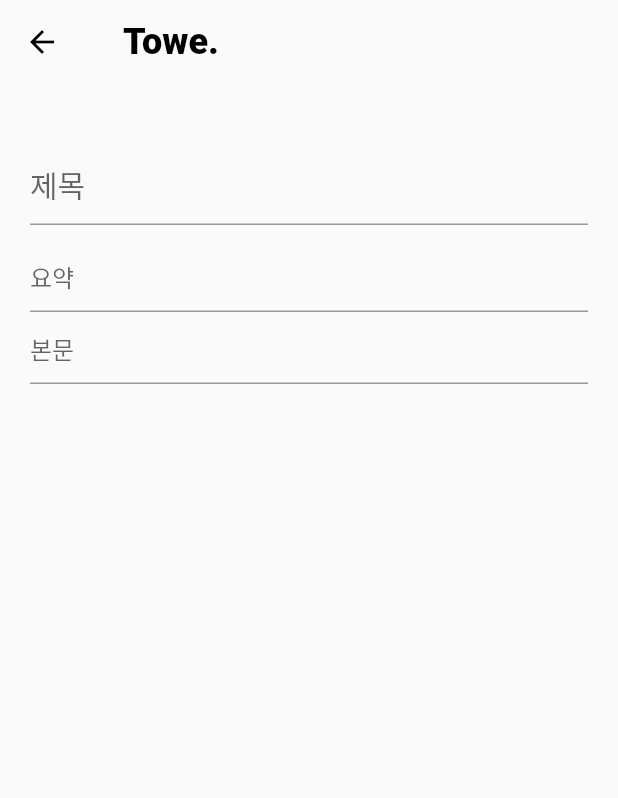
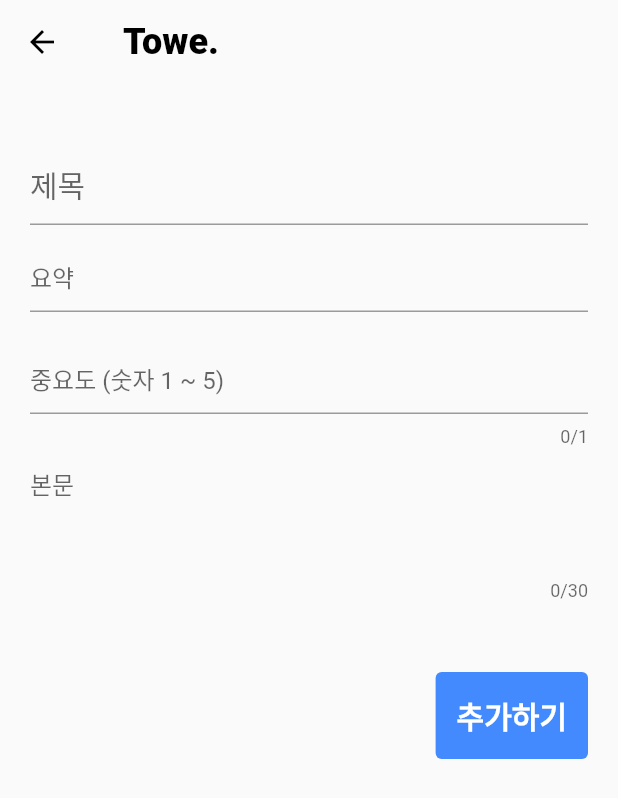
Before and after one commit to tjdrkr2580/towe, a Flutter app: the TodoEditScreen screen opened directly, on a phone screen of 412 x 824 dp. Shown: the top 798 px of the screen. Run offline on Flutter 3.47's test engine with Material 2 defaults, Android fonts, the light colour scheme and no system bars; our stand-ins replace dio, flutter_dotenv, geolocator; missing offline and left inert: flutter_keyboard_size.

Commit message:
feat : get todos, post todos

```diff
--- /dev/null
+++ b/lib/models/todo_data.dart
@@ -0,0 +1,16 @@
+class Todo {
+  int priority;
+  String title;
+  String subTitle;
+  String content;
+  bool checked;
+
+  Todo(this.priority, this.title, this.subTitle, this.content, this.checked);
+
+  Todo.fromMap(Map<String, dynamic> todo)
+      : title = todo['title'],
+        checked = todo['checked'],
+        subTitle = todo['subTitle'],
+        content = todo['content'],
+        priority = todo['priority'];
+}
--- a/lib/provider/towe_provider.dart
+++ b/lib/provider/towe_provider.dart
@@ -1,20 +1,16 @@
 import 'package:flutter/material.dart';
 
 class AuthProvider with ChangeNotifier {
-  String? _token;
   String? _username;
 
-  String? get token => _token;
   String? get username => _username;
 
-  void setAuthData(String token, String username) {
-    _token = token;
+  void setAuthData(String username) {
     _username = username;
     notifyListeners();
   }
 
   void reset() {
-    _token = null;
     _username = null;
   }
 }
--- a/lib/screens/login_screen.dart
+++ b/lib/screens/login_screen.dart
@@ -25,14 +25,11 @@ class _LoginWidgetState extends State<LoginWidget> {
       Response? response =
           await UserService().postLogin(_memberName, _password);
       if (response != null) {
-        final token = response.headers.map['authorization']!.first;
         if (!mounted) return;
         final authProvider = Provider.of<AuthProvider>(context, listen: false);
-        authProvider.setAuthData(token, _memberName!);
+        authProvider.setAuthData(_memberName!);
         Navigator.pushReplacement(
             context, MaterialPageRoute(builder: (_) => const HomeScreen()));
-        ScaffoldMessenger.of(context).showSnackBar(
-            const SnackBar(content: Text("회원가입에 성공했습니다, 로그인 해주세요.")));
         return response;
       }
       if (response == null) {
--- a/lib/screens/register_screen.dart
+++ b/lib/screens/register_screen.dart
@@ -56,6 +56,8 @@ class _LoginWidgetState extends State<RegisterScreen> {
       if (response != null) {
         if (!mounted) return;
         Navigator.pop(context);
+        ScaffoldMessenger.of(context).showSnackBar(
+            const SnackBar(content: Text("회원가입에 성공했습니다, 로그인해주세요.")));
       } else {
         if (!mounted) return;
         ScaffoldMessenger.of(context).showSnackBar(
--- a/lib/screens/todo_edit.dart
+++ b/lib/screens/todo_edit.dart
@@ -1,4 +1,7 @@
+import 'package:dio/dio.dart';
 import 'package:flutter/material.dart';
+import 'package:flutter/services.dart';
+import 'package:towe/service/todo_service.dart';
 import 'package:towe/widgets/towe_appbar.dart';
 
 class TodoEditScreen extends StatefulWidget {
@@ -8,10 +11,25 @@ class TodoEditScreen extends StatefulWidget {
 }
 
 class _MyWidgetState extends State<TodoEditScreen> {
-  String? title;
-  String? desc;
-  String? content;
+  String? _title = "";
+  String? _subtitle = "";
+  String? _content = "";
+  String? _priority;
   final _formKey = GlobalKey<FormState>();
+
+  Future<void> onPostTodo() async {
+    if (_formKey.currentState?.validate() ?? false) {
+      _formKey.currentState!.save();
+      Response? response =
+          await TodoService().postTodo(_priority, _title, _subtitle, _content);
+      if (response == null) {
+        print("요청 실패");
+      } else {
+        if (!mounted) return;
+        Navigator.pop(context);
+      }
+    }
+  }
 
   @override
   Widget build(BuildContext context) {
@@ -24,6 +42,7 @@ class _MyWidgetState extends State<TodoEditScreen> {
             Form(
                 key: _formKey,
                 child: Column(
+                  crossAxisAlignment: CrossAxisAlignment.end,
                   children: [
                     const SizedBox(height: 40),
                     TextFormField(
@@ -31,6 +50,17 @@ class _MyWidgetState extends State<TodoEditScreen> {
                       decoration: const InputDecoration(
                         hintText: "제목",
                       ),
+                      validator: (value) {
+                        if (value == null || value.isEmpty) {
+                          return "제목을 입력해주세요";
+                        } else if (value.length < 3) {
+                          return "제목을 3자 이상 이어야합니다.";
+                        }
+                        return null;
+                      },
+                      onSaved: (String? value) {
+                        _title = value;
+                      },
                     ),
                     const SizedBox(height: 10),
                     TextFormField(
@@ -38,12 +68,76 @@ class _MyWidgetState extends State<TodoEditScreen> {
                       decoration: const InputDecoration(
                         hintText: "요약",
                       ),
+                      onSaved: (String? value) {
+                        _subtitle = value;
+                      },
+                      validator: (value) {
+                        if (value == null || value.isEmpty) {
+                          return "요약을 입력해주세요";
+                        } else if (value.length < 3) {
+                          return "요약은 3자 이상이어야 합니다.";
+                        }
+                        return null;
+                      },
                     ),
+                    const SizedBox(height: 20),
                     TextFormField(
-                      style: const TextStyle(fontSize: 16),
-                      decoration:
-                          const InputDecoration(hintText: "본문", border: null),
+                      maxLength: 1,
+                      decoration: const InputDecoration(
+                        hintText: "중요도 (숫자 1 ~ 5)",
+                      ),
+                      onSaved: (String? value) {
+                        _priority = value;
+                      },
+                      keyboardType: TextInputType.number,
+                      inputFormatters: [FilteringTextInputFormatter.digitsOnly],
+                      validator: (String? value) {
+                        if (value == null || value == "") {
+                          return "1 ~ 5까지의 값을 입력해주세요";
+                        } else {
+                          int? parsedValue = int.tryParse(value);
+                          if (parsedValue != null && parsedValue >= 6) {
+                            return "1 ~ 5까지의 값을 입력해주세요";
+                          } else if (parsedValue != null && parsedValue <= 0) {
+                            return "1 ~ 5까지의 값을 입력해주세요";
+                          }
+                        }
+                        return null;
+                      },
                     ),
+                    SizedBox(
+                      height: 150,
+                      child: TextFormField(
+                        style: const TextStyle(fontSize: 16),
+                        maxLength: 30,
+                        maxLines: 3,
+                        onSaved: (String? value) {
+                          _content = value;
+                        },
+                        decoration: const InputDecoration(
+                            hintText: "본문", border: InputBorder.none),
+                        validator: (value) {
+                          if (value == null || value.isEmpty) {
+                            return "본문을 입력해주세요";
+                          } else if (value.length < 3) {
+                            return "본문은 3자 이상이어야 합니다.";
+                          }
+                          return null;
+                        },
+                      ),
+                    ),
+                    TextButton(
+                      onPressed: onPostTodo,
+                      style: TextButton.styleFrom(
+                          backgroundColor: Colors.blueAccent,
+                          foregroundColor: Colors.white,
+                          padding: const EdgeInsets.all(14)),
+                      child: const Text(
+                        "추가하기",
+                        style: TextStyle(
+                            fontSize: 20, fontWeight: FontWeight.w600),
+                      ),
+                    )
                   ],
                 ))
           ],
--- /dev/null
+++ b/lib/service/dio_singleton.dart
@@ -0,0 +1,10 @@
+import 'package:dio/dio.dart';
+
+class DioSingleton {
+  static Dio? _dioInstance;
+
+  static Dio get dio {
+    _dioInstance ??= Dio();
+    return _dioInstance!;
+  }
+}
--- a/lib/service/network_helper.dart
+++ b/lib/service/network_helper.dart
@@ -1,4 +1,5 @@
 import "package:dio/dio.dart";
+import "package:towe/service/dio_singleton.dart";
 
 class NetworkHelper {
   static final NetworkHelper _instance = NetworkHelper._internal();
@@ -11,7 +12,7 @@ class NetworkHelper {
 
   Future getData(String url) async {
     try {
-      Response response = await dio.get(url);
+      Response response = await DioSingleton.dio.get(url);
       Map<String, dynamic> responseData = response.data;
       return responseData;
     } catch (e) {
```
Also changed, not shown: lib/models/weather.dart (+8 -16 lines), lib/screens/home_screen.dart (+32 -3 lines), lib/service/todo_service.dart (added, +38 -0 lines), lib/service/user_service.dart (+6 -13 lines), lib/widgets/todo_element.dart (+17 -18 lines), 1 other file.
